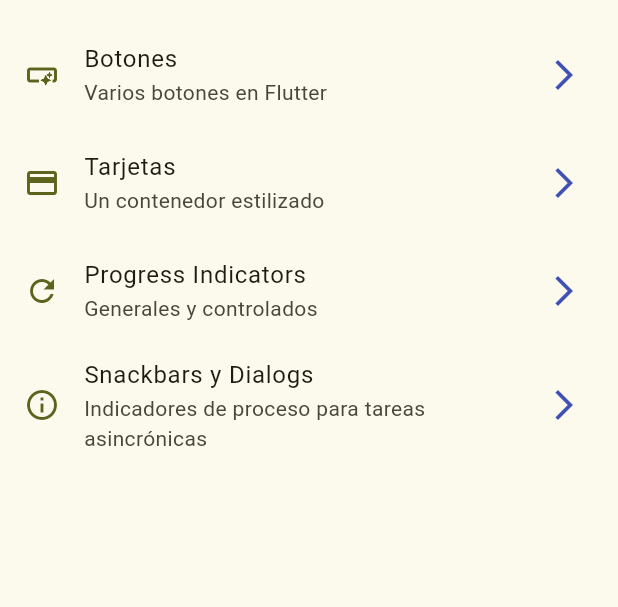
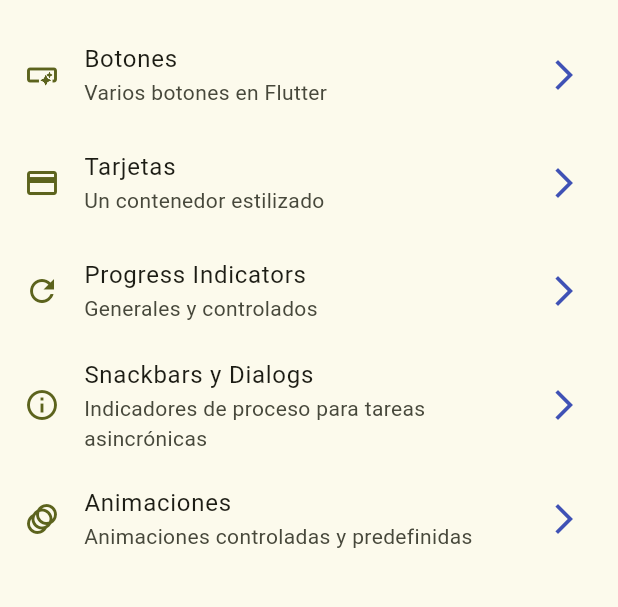
Before and after one commit to oscarruiz05/widgets_app, a Flutter app: the screen it shows after launch, on a phone screen of 412 x 824 dp, the part 63-670 px from its top. Run offline on Flutter 3.47's test engine with Material 3 defaults, Android fonts, the phone set to English and light mode, and no system bars; our stand-ins replace go_router.

```diff
--- a/lib/config/menu/menu_items.dart
+++ b/lib/config/menu/menu_items.dart
@@ -47,4 +47,11 @@ const appMenuItems = <MenuItem>[
     link: '/snackbars',
     icon: Icons.info_outline,
   ),
+  MenuItem(
+    title: 'Animaciones',
+    subTitle: 'Animaciones controladas y predefinidas',
+    name: AnimatedScreen.name,
+    link: '/animated',
+    icon: Icons.animation_outlined,
+  ),
 ];
--- a/lib/config/router/app_router.dart
+++ b/lib/config/router/app_router.dart
@@ -29,5 +29,10 @@ final appRouter = GoRouter(
       path: '/snackbars',
       builder: (context, state) => const SnacbarScreen(),
     ),
+    GoRoute(
+      name: AnimatedScreen.name,
+      path: '/animated',
+      builder: (context, state) => const AnimatedScreen(),
+    ),
   ],
 );
```
Also changed, not shown: lib/presentation/screens/animated/animated_screen.dart (+55 -2 lines).
